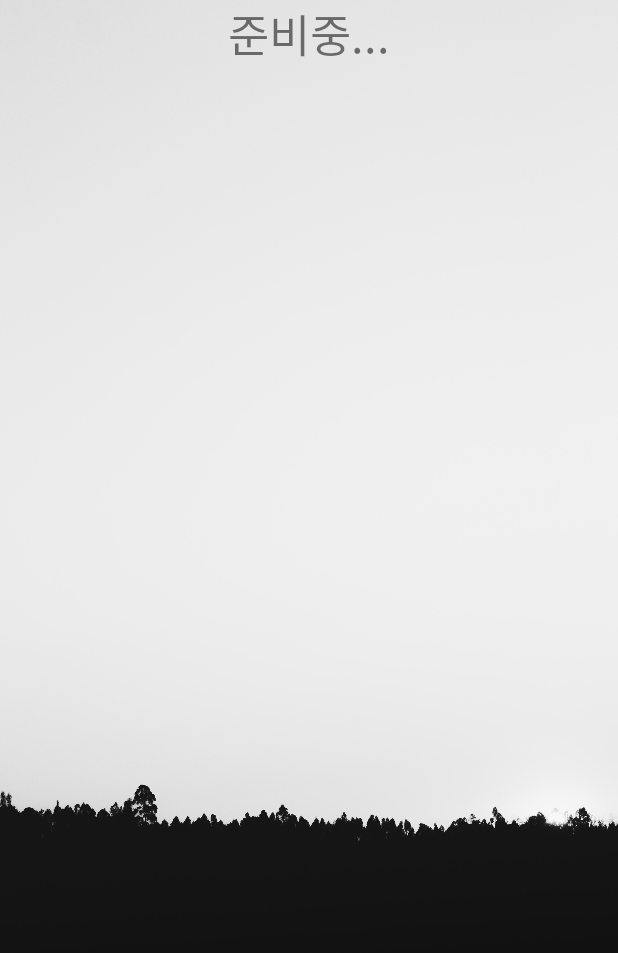
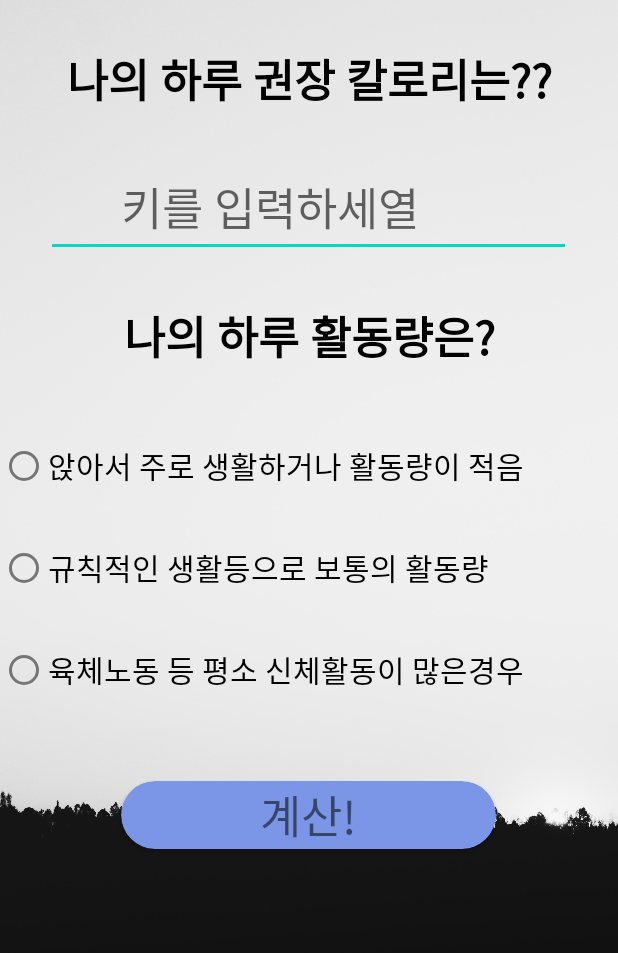
Before and after one commit to Yangnyeon/Diet_eating_habit, an Android app: the kcal screen opened directly, with no data from a screen before it, on a phone screen of 412 x 824 dp. Shown: the top 953 px of the screen. Run offline under Robolectric (Android 15) with nearby library versions, the phone set to English and light mode, and no system bars.

Commit message:
업데이트중..

```diff
--- a/app/src/main/java/com/example/dieteatinghabits/BMI.kt
+++ b/app/src/main/java/com/example/dieteatinghabits/BMI.kt
@@ -10,6 +10,8 @@ import androidx.cardview.widget.CardView
 import androidx.core.util.rangeTo
 import androidx.core.view.isVisible
 import kotlinx.android.synthetic.main.activity_bmi.*
+import kotlinx.android.synthetic.main.activity_bmi.cal
+import kotlinx.android.synthetic.main.activity_kcal.*
 
 class BMI : AppCompatActivity() {
     override fun onCreate(savedInstanceState: Bundle?) {
--- a/app/src/main/java/com/example/dieteatinghabits/kcal.kt
+++ b/app/src/main/java/com/example/dieteatinghabits/kcal.kt
@@ -2,10 +2,39 @@ package com.example.dieteatinghabits
 
 import androidx.appcompat.app.AppCompatActivity
 import android.os.Bundle
+import android.widget.EditText
+import kotlinx.android.synthetic.main.activity_kcal.*
 
 class kcal : AppCompatActivity() {
     override fun onCreate(savedInstanceState: Bundle?) {
         super.onCreate(savedInstanceState)
         setContentView(R.layout.activity_kcal)
+
+
+
+            rdogrp.setOnCheckedChangeListener { radioGroup, i ->
+                when(i) {
+                    R.id.btn1 -> {
+                        var finalresult = ((wheel2.text.toString().toInt() - 100) * 0.9)  * 25
+                        calbtn.setOnClickListener {
+                            kcalresult.text = finalresult.toString().toDouble().toString()
+                        }
+                    }
+                    R.id.btn2 -> {
+                        var finalresult = ((wheel2.text.toString().toInt() - 100) * 0.9) * 35
+                        calbtn.setOnClickListener {
+                            kcalresult.text = finalresult.toString().toDouble().toString()
+                        }
+                    }
+                    R.id.btn3 -> {
+                        var finalresult = ((wheel2.text.toString().toInt() - 100) * 0.9) * 40
+                        calbtn.setOnClickListener {
+                            kcalresult.text = finalresult.toString().toDouble().toString()
+                        }
+                    }
+                }
+            }
+
+
     }
 }
--- a/app/src/main/res/layout/activity_bmi.xml
+++ b/app/src/main/res/layout/activity_bmi.xml
@@ -71,14 +71,15 @@
     <TextView
         android:layout_width="match_parent"
         android:layout_height="wrap_content"
-        android:text="결과 : "
         android:id="@+id/result"
         android:textSize="30sp"
         android:textStyle="bold"
         android:textColor="#FFFFFF"
         android:gravity="center"
-        android:layout_marginTop="60sp"
+        android:layout_marginTop="20sp"
         ></TextView>
+
+
 
     <TextView
         android:layout_width="match_parent"
@@ -105,11 +106,10 @@
 
         <TextView
             android:layout_width="match_parent"
-            android:layout_height="wrap_content"
+            android:layout_height="match_parent"
+            android:gravity="center"
             android:text="BMI 범위 보러가기"
-            android:textSize="20sp"
-            android:gravity="center"
-            ></TextView>
+            android:textSize="20sp"></TextView>
 
 
     </androidx.cardview.widget.CardView>
--- a/app/src/main/res/layout/activity_kcal.xml
+++ b/app/src/main/res/layout/activity_kcal.xml
@@ -9,14 +9,112 @@
     android:background="@drawable/bmibackground">
 
 
+
     <TextView
-        android:layout_width="wrap_content"
-        android:layout_height="match_parent"
+        android:layout_width="match_parent"
+        android:layout_height="wrap_content"
         android:textSize="30sp"
-        android:layout_gravity="center"
-        android:text="준비중..."
+        android:text="나의 하루 권장 칼로리는??"
+        android:gravity="center"
+        android:textStyle="bold"
+        android:textColor="#000000"
+        android:layout_marginTop="30sp"
         ></TextView>
 
 
 
+    <EditText
+        android:layout_width="350sp"
+        android:layout_height="wrap_content"
+        android:hint="키를 입력하세열"
+        android:textSize="30sp"
+        android:layout_marginTop="30sp"
+        android:layout_gravity="center"
+        android:paddingLeft="50sp"
+        android:id="@+id/wheel2"
+        ></EditText>
+
+    <TextView
+        android:layout_width="match_parent"
+        android:layout_height="wrap_content"
+        android:textSize="30sp"
+        android:text="나의 하루 활동량은?"
+        android:gravity="center"
+        android:textStyle="bold"
+        android:textColor="#000000"
+        android:layout_marginTop="30sp"
+        ></TextView>
+
+
+    <RadioGroup
+        android:layout_width="match_parent"
+        android:layout_height="wrap_content"
+        android:id="@+id/rdogrp"
+        android:layout_marginTop="40sp"
+        >
+
+        <RadioButton
+            android:layout_width="match_parent"
+            android:layout_height="wrap_content"
+            android:textSize="20sp"
+            android:text="앉아서 주로 생활하거나 활동량이 적음"
+            android:id="@+id/btn1"
+            ></RadioButton>
+
+        <RadioButton
+            android:layout_width="match_parent"
+            android:layout_height="wrap_content"
+            android:textSize="20sp"
+            android:text="규칙적인 생활등으로 보통의 활동량"
+            android:layout_marginTop="20sp"
+            android:id="@+id/btn2"
+            ></RadioButton>
+
+        <RadioButton
+            android:layout_width="match_parent"
+            android:layout_height="wrap_content"
+            android:textSize="20sp"
+            android:text="육체노동 등 평소 신체활동이 많은경우"
+            android:layout_marginTop="20sp"
+            android:id="@+id/btn3"
+            ></RadioButton>
+
+    </RadioGroup>
+
+    <androidx.cardview.widget.CardView
+        android:layout_width="250sp"
+        android:layout_height="wrap_content"
+        app:cardCornerRadius="450dp"
+        android:layout_gravity="center"
+        android:layout_marginTop="50sp"
+        android:backgroundTint="#7B96E6"
+        android:id="@+id/calbtn"
+        >
+
+
+        <TextView
+            android:layout_width="match_parent"
+            android:layout_height="wrap_content"
+            android:text="계산!"
+            android:textSize="30sp"
+            android:gravity="center"
+            ></TextView>
+
+
+    </androidx.cardview.widget.CardView>
+
+    <TextView
+        android:layout_width="match_parent"
+        android:layout_height="wrap_content"
+        android:id="@+id/kcalresult"
+        android:textSize="30sp"
+        android:textStyle="bold"
+        android:textColor="#FFFFFF"
+        android:gravity="center"
+        android:layout_marginTop="60sp"
+        ></TextView>
+
+
+
+
 </LinearLayout>
```
